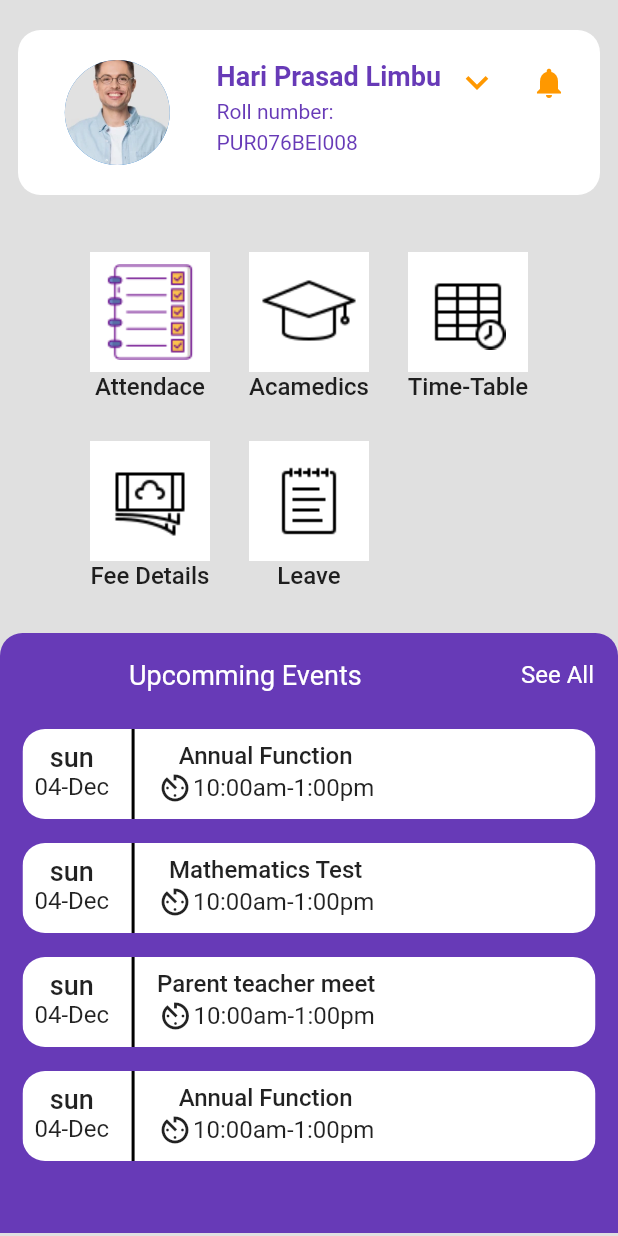
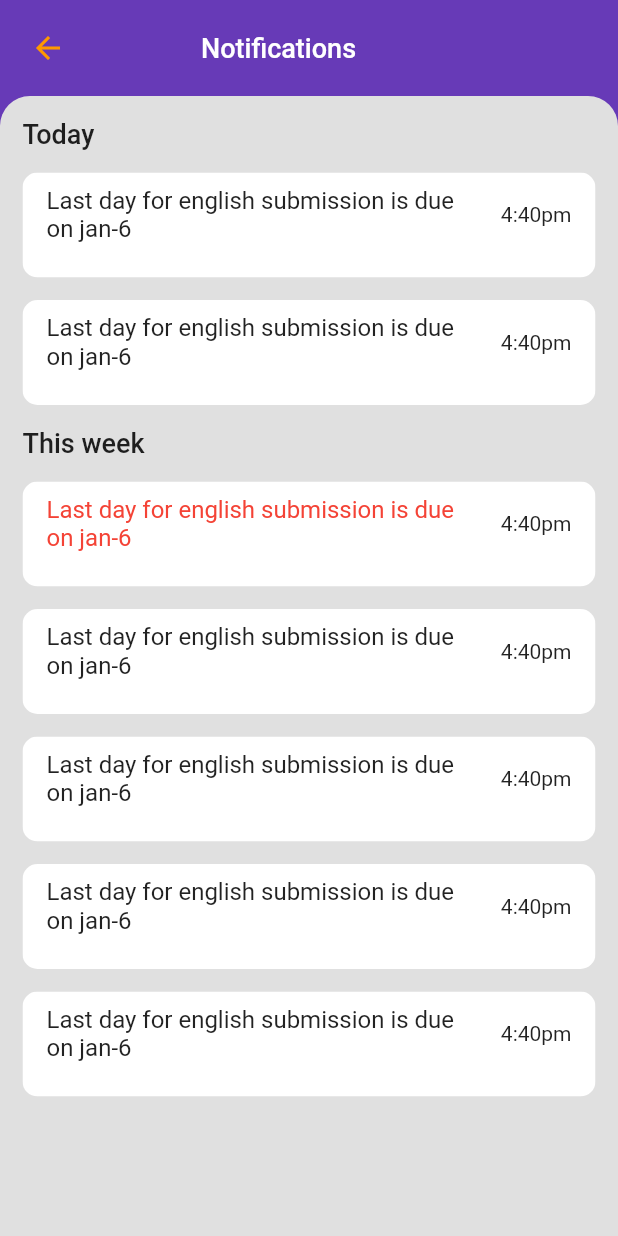
Before and after one commit to BipinL/school_project, a Flutter app: the screen it shows after launch, on a phone screen of 412 x 824 dp. Run offline on Flutter 3.47's test engine with Material 2 defaults, Android fonts, the phone set to English and light mode, and no system bars; our stand-ins replace get.

Commit message:
notification page finished

```diff
--- a/lib/main.dart
+++ b/lib/main.dart
@@ -3,6 +3,7 @@ import 'package:get/get.dart';
 import 'package:get/get_connect/http/src/utils/utils.dart';
 import 'package:school_project/view/attendance.dart';
 import 'package:school_project/view/feedetails.dart';
+import 'package:school_project/view/notifications.dart';
 import 'package:school_project/view/student_details.dart';
 import 'package:school_project/view/student_home_page.dart';
 
@@ -22,7 +23,7 @@ class MyApp extends StatelessWidget {
       theme: ThemeData(
         primarySwatch: Colors.blue,
       ),
-      home: const StudentHomePageView(),
+      home: const NotificationView(),
     );
   }
 }
--- a/lib/view/attendance.dart
+++ b/lib/view/attendance.dart
@@ -12,36 +12,36 @@ class AttendenceView extends StatelessWidget {
       body: SingleChildScrollView(
         child: Column(
           children: [
-            Padding(
-              padding: const EdgeInsets.fromLTRB(30, 35, 20, 20),
-              child: Row(
+            const SizedBox(
+              height: 15,
+            ),
+            Row(
+              crossAxisAlignment: CrossAxisAlignment.center,
+              mainAxisAlignment: MainAxisAlignment.center,
               children: [
                 Icon(
                   Icons.arrow_back,
-                    color: AppColor.ksecondary,
-                    size: 30,
+                  color: AppColor.ktertiary,
                 ),
-                  Center(
-                    child: Padding(
-                      padding: EdgeInsets.fromLTRB(80, 0, 0, 0),
-                      child: Column(
+                Column(
                   children: [
                     Text(
-                            "Attendance",
+                      "Attendace",
                       style: TextStyle(
-                                fontSize: 25, color: AppColor.ksecondary),
+                          fontSize: 18,
+                          fontWeight: FontWeight.w500,
+                          color: AppColor.ksecondary),
                     ),
                     Text(
-                            "2023-10",
+                      "2023-12",
                       style: TextStyle(
-                                fontSize: 25, color: AppColor.ksecondary),
+                          fontSize: 18,
+                          fontWeight: FontWeight.w500,
+                          color: AppColor.ksecondary),
                     )
                   ],
-                      ),
-                    ),
-                  ),
+                )
               ],
-              ),
             )
           ],
         ),
--- /dev/null
+++ b/lib/view/notifications.dart
@@ -0,0 +1,209 @@
+import 'package:flutter/cupertino.dart';
+import 'package:flutter/material.dart';
+import 'package:flutter/src/widgets/container.dart';
+import 'package:flutter/src/widgets/framework.dart';
+import 'package:get/get.dart';
+import 'package:school_project/util/appcolor.dart';
+
+class NotificationView extends StatelessWidget {
+  const NotificationView({super.key});
+
+  @override
+  Widget build(BuildContext context) {
+    return SafeArea(
+        child: Scaffold(
+      backgroundColor: AppColor.kprimary,
+      body: SingleChildScrollView(
+        child: Column(
+          children: [
+            Padding(
+              padding: const EdgeInsets.all(20.0),
+              child: Row(
+                children: [
+                  Icon(
+                    Icons.arrow_back,
+                    color: AppColor.ktertiary,
+                  ),
+                  Padding(
+                    padding: const EdgeInsets.fromLTRB(90, 0, 0, 0),
+                    child: Text(
+                      "Notifications",
+                      style: TextStyle(
+                          fontSize: 18,
+                          fontWeight: FontWeight.w500,
+                          color: AppColor.ksecondary),
+                    ),
+                  )
+                ],
+              ),
+            ),
+            ClipRRect(
+              borderRadius: const BorderRadius.only(
+                  topLeft: Radius.circular(20), topRight: Radius.circular(20)),
+              child: Container(
+                height: Get.size.height,
+                width: Get.size.width,
+                color: AppColor.kbackground,
+                child: Column(
+                  crossAxisAlignment: CrossAxisAlignment.start,
+                  children: [
+                    const Padding(
+                      padding: const EdgeInsets.all(15.0),
+                      child: Text(
+                        "Today",
+                        style: TextStyle(
+                            fontSize: 18, fontWeight: FontWeight.w500),
+                      ),
+                    ),
+                    Padding(
+                      padding: const EdgeInsets.fromLTRB(15, 0, 15, 0),
+                      child: ClipRRect(
+                        borderRadius: BorderRadius.circular(10),
+                        child: Container(
+                          height: 70,
+                          color: AppColor.ksecondary,
+                          child: const ListTile(
+                            title: Text(
+                              "Last day for english submission is due on jan-6",
+                              style: TextStyle(fontSize: 16),
+                            ),
+                            trailing: Text("4:40pm"),
+                          ),
+                        ),
+                      ),
+                    ),
+                    const SizedBox(
+                      height: 15,
+                    ),
+                    Padding(
+                      padding: const EdgeInsets.fromLTRB(15, 0, 15, 0),
+                      child: ClipRRect(
+                        borderRadius: BorderRadius.circular(10),
+                        child: Container(
+                          height: 70,
+                          color: AppColor.ksecondary,
+                          child: const ListTile(
+                            title: Text(
+                              "Last day for english submission is due on jan-6",
+                              style: TextStyle(fontSize: 16),
+                            ),
+                            trailing: Text("4:40pm"),
+                          ),
+                        ),
+                      ),
+                    ),
+                    const Padding(
+                      padding: const EdgeInsets.all(15.0),
+                      child: Text(
+                        "This week",
+                        style: TextStyle(
+                            fontSize: 18, fontWeight: FontWeight.w500),
+                      ),
+                    ),
+                    Padding(
+                      padding: const EdgeInsets.fromLTRB(15, 0, 15, 0),
+                      child: ClipRRect(
+                        borderRadius: BorderRadius.circular(10),
+                        child: Container(
+                          height: 70,
+                          color: AppColor.ksecondary,
+                          child: const ListTile(
+                            title: Text(
+                              "Last day for english submission is due on jan-6",
+                              style: TextStyle(fontSize: 16, color: Colors.red),
+                            ),
+                            trailing: Text("4:40pm"),
+                          ),
+                        ),
+                      ),
+                    ),
+                    const SizedBox(
+                      height: 15,
+                    ),
+                    Padding(
+                      padding: const EdgeInsets.fromLTRB(15, 0, 15, 0),
+                      child: ClipRRect(
+                        borderRadius: BorderRadius.circular(10),
+                        child: Container(
+                          height: 70,
+                          color: AppColor.ksecondary,
+                          child: const ListTile(
+                            title: Text(
+                              "Last day for english submission is due on jan-6",
+                              style: TextStyle(fontSize: 16),
+                            ),
+                            trailing: Text("4:40pm"),
+                          ),
+                        ),
+                      ),
+                    ),
+                    const SizedBox(
+                      height: 15,
+                    ),
+                    Padding(
+                      padding: const EdgeInsets.fromLTRB(15, 0, 15, 0),
+                      child: ClipRRect(
+                        borderRadius: BorderRadius.circular(10),
+                        child: Container(
+                          height: 70,
+                          color: AppColor.ksecondary,
+                          child: const ListTile(
+                            title: Text(
+                              "Last day for english submission is due on jan-6",
+                              style: TextStyle(fontSize: 16),
+                            ),
+                            trailing: Text("4:40pm"),
+                          ),
+                        ),
+                      ),
+                    ),
+                    const SizedBox(
+                      height: 15,
+                    ),
+                    Padding(
+                      padding: const EdgeInsets.fromLTRB(15, 0, 15, 0),
+                      child: ClipRRect(
+                        borderRadius: BorderRadius.circular(10),
+                        child: Container(
+                          height: 70,
+                          color: AppColor.ksecondary,
+                          child: const ListTile(
+                            title: Text(
+                              "Last day for english submission is due on jan-6",
+                              style: TextStyle(fontSize: 16),
+                            ),
+                            trailing: Text("4:40pm"),
+                          ),
+                        ),
+                      ),
+                    ),
+                    const SizedBox(
+                      height: 15,
+                    ),
+                    Padding(
+                      padding: const EdgeInsets.fromLTRB(15, 0, 15, 0),
+                      child: ClipRRect(
+                        borderRadius: BorderRadius.circular(10),
+                        child: Container(
+                          height: 70,
+                          color: AppColor.ksecondary,
+                          child: const ListTile(
+                            title: Text(
+                              "Last day for english submission is due on jan-6",
+                              style: TextStyle(fontSize: 16),
+                            ),
+                            trailing: Text("4:40pm"),
+                          ),
+                        ),
+                      ),
+                    )
+                  ],
+                ),
+              ),
+            )
+          ],
+        ),
+      ),
+    ));
+  }
+}
```
Lines whose indentation alone changed are shown as unchanged.
